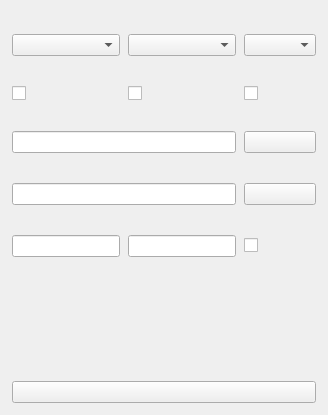
Before: the Qt Designer form org.nickvision.tubeconverter.qt/src/views/adddownloaddialog.ui in NickvisionApps/Parabolic, drawn with Qt 5.
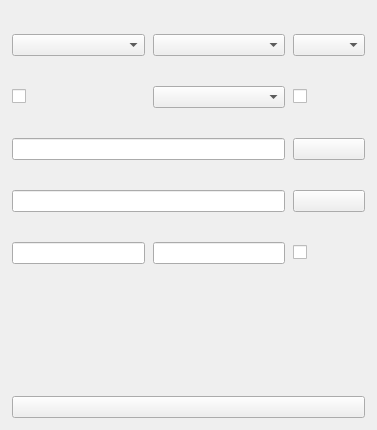
After: the same form once the commit is applied. The open tabs and pages were chosen to show the change. Icons and pictures are not drawn.

Commit message:
Video Codec Selection (#824)
* Shared - Replace `PreferAV1` with `VideoCodec` Option

* QT - Video Codec Selection

* GNOME - Video Codec Selection

* Docs - Update Download Settings

What changed in the file:
```diff
--- a/org.nickvision.tubeconverter.qt/src/views/adddownloaddialog.ui
+++ b/org.nickvision.tubeconverter.qt/src/views/adddownloaddialog.ui
@@ -2,6 +2,14 @@
 <ui version="4.0">
  <class>AddDownloadDialog</class>
  <widget class="QDialog" name="AddDownloadDialog">
+  <property name="geometry">
+   <rect>
+    <x>0</x>
+    <y>0</y>
+    <width>377</width>
+    <height>430</height>
+   </rect>
+  </property>
   <property name="modal">
    <bool>true</bool>
   </property>
@@ -194,9 +202,6 @@
          <item row="4" column="0">
           <widget class="QLabel" name="lblSaveFolderSingle"/>
          </item>
-         <item row="3" column="1">
-          <widget class="QCheckBox" name="chkPreferAV1Single"/>
-         </item>
          <item row="8" column="0">
           <widget class="QLabel" name="lblTimeFrameStartSingle"/>
          </item>
@@ -213,6 +218,9 @@
          <item row="0" column="2">
           <widget class="QLabel" name="lblAudioLanguageSingle"/>
          </item>
+         <item row="3" column="1">
+          <widget class="QComboBox" name="cmbVideoCodecSingle"/>
+         </item>
         </layout>
        </item>
        <item>
```
Left out of the diff: 12 changed lines with no effect on the pictures. The commit also changes 148 other files.
